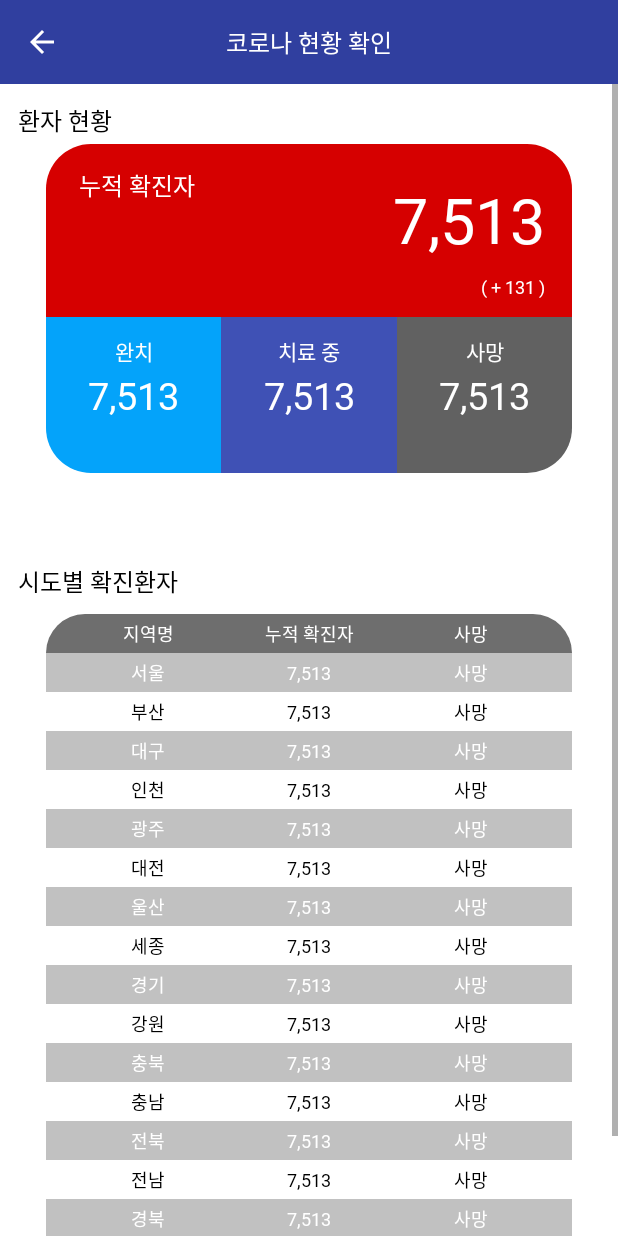
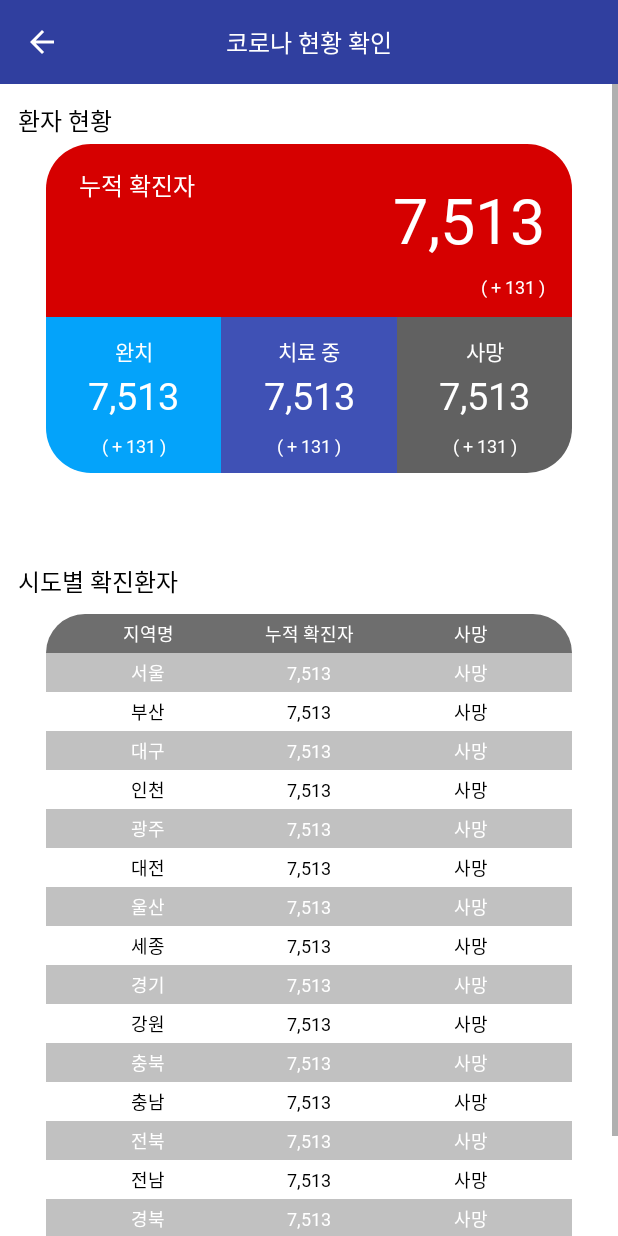
Before and after one commit to Team-DDG/Corona-Solution-Android, an Android app: the layout activity_corona_status.xml on its own in the app's theme, with its tools: preview values and no code run, on a phone screen of 412 x 824 dp. Run offline under Robolectric (Android 15) with nearby library versions, the phone set to English and light mode, and no system bars; network calls fail.

```diff
--- a/app/src/main/AndroidManifest.xml
+++ b/app/src/main/AndroidManifest.xml
@@ -6,12 +6,13 @@
     <uses-permission android:name="android.permission.ACCESS_FINE_LOCATION" />
 
     <application
-        android:name=".base.BaseApplication"
         android:allowBackup="true"
         android:icon="@mipmap/ic_launcher_mask"
+        android:name=".base.BaseApplication"
         android:label="@string/app_name"
         android:roundIcon="@mipmap/ic_launcher_mask_round"
         android:supportsRtl="true"
+        android:usesCleartextTraffic="true"
         android:theme="@style/AppTheme">
         <activity
             android:name=".ui.activity.SplashActivity"
--- /dev/null
+++ b/app/src/main/java/com/golddog/mask_location/entity/CityCoronaData.kt
@@ -0,0 +1,6 @@
+package com.golddog.mask_location.entity
+
+data class CityCoronaData(
+	val baseDate: String,
+	val cityStatuses: List<CityStatus>
+)
--- a/app/src/main/java/com/golddog/mask_location/entity/CoronaList.kt
+++ /dev/null
@@ -1,3 +0,0 @@
-package com.golddog.mask_location.entity
-
-data class CoronaList(var data: List<CoronaData>)
--- /dev/null
+++ b/app/src/main/java/com/golddog/mask_location/entity/CoronaStatus.kt
@@ -0,0 +1,6 @@
+package com.golddog.mask_location.entity
+
+data class CoronaStatus(
+	val total: String,
+	val before: String
+)
--- a/app/src/main/java/com/golddog/mask_location/ui/activity/MaskActivity.kt
+++ b/app/src/main/java/com/golddog/mask_location/ui/activity/MaskActivity.kt
@@ -7,7 +7,7 @@ import androidx.databinding.DataBindingUtil
 import androidx.lifecycle.ViewModelProvider
 import com.golddog.mask_location.R
 import com.golddog.mask_location.databinding.ActivityMaskBinding
-import com.golddog.mask_location.ui.MaskYearPickDialog
+import com.golddog.mask_location.ui.dialog.MaskYearPickDialog
 import com.golddog.mask_location.viewmodel.MaskViewModel
 import com.golddog.mask_location.viewmodelfactory.MaskViewModelFactory
 import kotlinx.android.synthetic.main.activity_mask.*
--- a/app/src/main/java/com/golddog/mask_location/ui/MaskYearPickDialog.kt
+++ b/app/src/main/java/com/golddog/mask_location/ui/dialog/MaskYearPickDialog.kt
@@ -1,4 +1,4 @@
-package com.golddog.mask_location.ui
+package com.golddog.mask_location.ui.dialog
 
 import android.app.DatePickerDialog.OnDateSetListener
 import android.app.Dialog
--- a/app/src/main/res/layout/activity_corona_status.xml
+++ b/app/src/main/res/layout/activity_corona_status.xml
@@ -115,7 +115,7 @@
                         android:layout_marginTop="22dp"
                         android:layout_marginEnd="18dp"
                         android:fontFamily="@font/nanum_barun_gothic_bold"
-                        numberText="@{vm.coronaList.certified}"
+                        android:text="@{vm.coronaList.confirmed.total}"
                         tools:text="@string/sample_number_corona_status"
                         android:textColor="@color/colorSecondaryLight"
                         android:textSize="42sp"
@@ -129,7 +129,7 @@
                         android:layout_marginTop="8dp"
                         android:layout_marginEnd="18dp"
                         android:fontFamily="@font/nanum_barun_gothic_bold"
-                        increaseNumberText="@{vm.coronaList.increased}"
+                        android:text="@{vm.coronaList.confirmed.before}"
                         tools:text="@string/sample_number_corona_status_changed"
                         android:textColor="@color/colorSecondaryLight"
                         android:textSize="12sp"
@@ -165,7 +165,7 @@
                         android:layout_width="wrap_content"
                         android:layout_height="wrap_content"
                         android:fontFamily="@font/nanum_barun_gothic_bold"
-                        numberText="@{vm.coronaList.cure}"
+                        andorid:text="@{vm.coronaList.cured.total}"
                         tools:text="@string/sample_number_corona_status"
                         android:textColor="@color/colorSecondaryLight"
                         android:textSize="25sp"
@@ -173,6 +173,21 @@
                         app:layout_constraintEnd_toEndOf="parent"
                         app:layout_constraintStart_toStartOf="parent"
                         app:layout_constraintTop_toTopOf="parent" />
+
+                    <androidx.appcompat.widget.AppCompatTextView
+                        android:id="@+id/tv_changed_cured_patient_corona_status"
+                        android:layout_width="wrap_content"
+                        android:layout_height="wrap_content"
+                        android:layout_marginTop="8dp"
+                        android:fontFamily="@font/nanum_barun_gothic_bold"
+                        android:text="@{vm.coronaList.cured.before}"
+                        android:textColor="@color/colorSecondaryLight"
+                        android:textSize="12sp"
+                        app:layout_constraintEnd_toEndOf="parent"
+                        app:layout_constraintStart_toStartOf="parent"
+                        app:layout_constraintTop_toBottomOf="@id/tv_cured_corona_status"
+                        tools:text="@string/sample_number_corona_status_changed" />
+
 
                 </androidx.constraintlayout.widget.ConstraintLayout>
 
@@ -203,7 +218,7 @@
                         android:layout_width="wrap_content"
                         android:layout_height="wrap_content"
                         android:fontFamily="@font/nanum_barun_gothic_bold"
-                        numberText="@{vm.patient}"
+                        android:text="@{vm.coronaList.curing.total}"
                         tools:text="@string/sample_number_corona_status"
                         android:textColor="@color/colorSecondaryLight"
                         android:textSize="25sp"
@@ -211,6 +226,20 @@
                         app:layout_constraintEnd_toEndOf="parent"
                         app:layout_constraintStart_toStartOf="parent"
                         app:layout_constraintTop_toTopOf="parent" />
+
+                    <androidx.appcompat.widget.AppCompatTextView
+                        android:id="@+id/tv_changed_curing_patient_corona_status"
+                        android:layout_width="wrap_content"
+                        android:layout_height="wrap_content"
+                        android:layout_marginTop="8dp"
+                        android:fontFamily="@font/nanum_barun_gothic_bold"
+                        android:text="@{vm.coronaList.curing.before}"
+                        android:textColor="@color/colorSecondaryLight"
+                        android:textSize="12sp"
+                        app:layout_constraintEnd_toEndOf="parent"
+                        app:layout_constraintStart_toStartOf="parent"
+                        app:layout_constraintTop_toBottomOf="@id/tv_curing_corona_status"
+                        tools:text="@string/sample_number_corona_status_changed" />
 
                 </androidx.constraintlayout.widget.ConstraintLayout>
 
@@ -225,6 +254,7 @@
                     app:layout_constraintTop_toBottomOf="@id/cv_container_accumulate_corona_status">
 
                     <androidx.appcompat.widget.AppCompatTextView
+                        android:id="@+id/appCompatTextView"
                         android:layout_width="wrap_content"
                         android:layout_height="wrap_content"
                         android:layout_marginTop="12dp"
@@ -241,7 +271,7 @@
                         android:layout_width="wrap_content"
                         android:layout_height="wrap_content"
                         android:fontFamily="@font/nanum_barun_gothic_bold"
-                        numberText="@{vm.coronaList.dead}"
+                        android:text="@{vm.coronaList.dead.total}"
                         tools:text="@string/sample_number_corona_status"
                         android:textColor="@color/colorSecondaryLight"
                         android:textSize="25sp"
@@ -249,6 +279,20 @@
                         app:layout_constraintEnd_toEndOf="parent"
                         app:layout_constraintStart_toStartOf="parent"
                         app:layout_constraintTop_toTopOf="parent" />
+
+                    <androidx.appcompat.widget.AppCompatTextView
+                        android:id="@+id/tv_changed_dead_patient_corona_status"
+                        android:layout_width="wrap_content"
+                        android:layout_height="wrap_content"
+                        android:layout_marginTop="8dp"
+                        android:fontFamily="@font/nanum_barun_gothic_bold"
+                        android:text="@{vm.coronaList.dead.before}"
+                        android:textColor="@color/colorSecondaryLight"
+                        android:textSize="12sp"
+                        app:layout_constraintEnd_toEndOf="parent"
+                        app:layout_constraintStart_toStartOf="parent"
+                        app:layout_constraintTop_toBottomOf="@+id/tv_dead_corona_status"
+                        tools:text="@string/sample_number_corona_status_changed" />
 
                 </androidx.constraintlayout.widget.ConstraintLayout>
 
```
Also changed, not shown: app/src/main/java/com/golddog/mask_location/data/ApiClient.kt (+11 -16 lines), app/src/main/java/com/golddog/mask_location/data/api/StatusApi.kt (+8 -19 lines), app/src/main/java/com/golddog/mask_location/data/datasource/StatusDataSource.kt (+5 -2 lines), app/src/main/java/com/golddog/mask_location/entity/AccumulateCoronaData.kt (added, +9 -0 lines), app/src/main/java/com/golddog/mask_location/entity/CityStatus.kt (added, +7 -0 lines), app/src/main/java/com/golddog/mask_location/entity/CoronaData.kt (deleted, +0 -21 lines), app/src/main/java/com/golddog/mask_location/ext/TextViewExt.kt (+0 -20 lines), app/src/main/java/com/golddog/mask_location/viewmodel/CoronaStatusViewModel.kt (+14 -26 lines).
